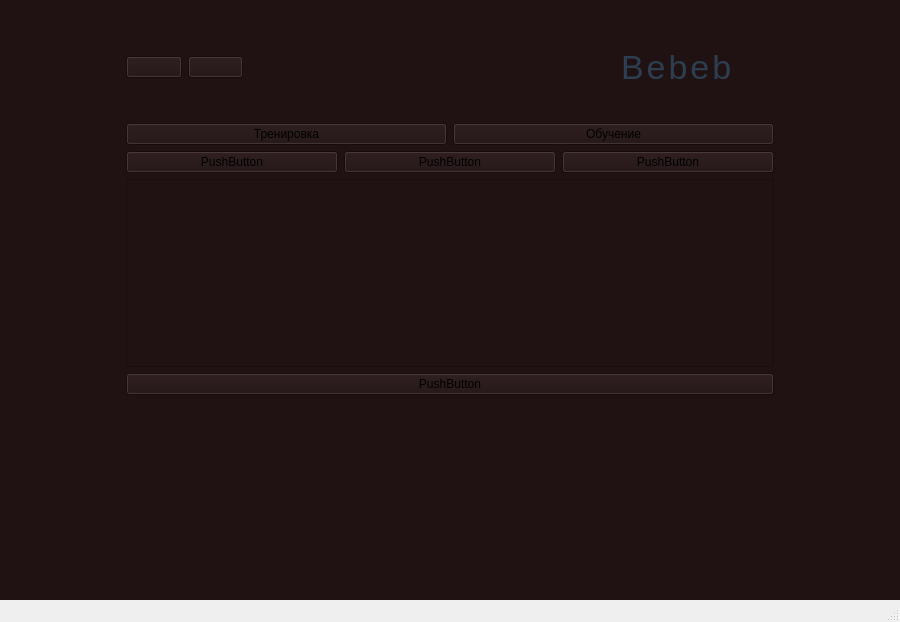
Above: mainwindow.ui from m1ffer/Touch-typing before the change. Below: the same form after it.
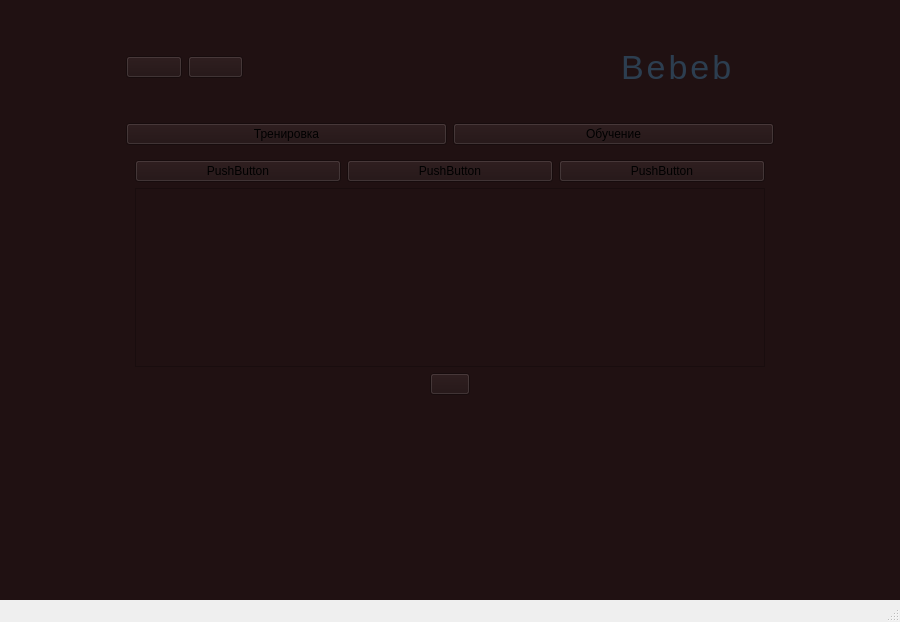
That is the form after the change. Icons and pictures are not drawn. Custom widgets are drawn as their Qt base class.

Commit message: added stacked widget

The edit to the form file:
```diff
--- a/mainwindow.ui
+++ b/mainwindow.ui
@@ -67,26 +67,104 @@
           <item row="0" column="1">
            <layout class="QGridLayout" name="gridLayout_12">
             <item row="2" column="0">
-             <layout class="QGridLayout" name="gridLayout_18">
+             <layout class="QGridLayout" name="gridLayout_14">
               <item row="0" column="0">
-               <widget class="QPushButton" name="pushButton_7">
-                <property name="text">
-                 <string>PushButton</string>
-                </property>
-               </widget>
-              </item>
-              <item row="0" column="1">
-               <widget class="QPushButton" name="pushButton_8">
-                <property name="text">
-                 <string>PushButton</string>
-                </property>
-               </widget>
-              </item>
-              <item row="0" column="2">
-               <widget class="QPushButton" name="pushButton_9">
-                <property name="text">
-                 <string>PushButton</string>
-                </property>
+               <widget class="QStackedWidget" name="stackedWidget_2">
+                <widget class="QWidget" name="page_3">
+                 <layout class="QGridLayout" name="gridLayout_9">
+                  <item row="0" column="0">
+                   <layout class="QGridLayout" name="gridLayout_7" rowstretch="1,10">
+                    <item row="1" column="0">
+                     <layout class="QGridLayout" name="gridLayout_10" rowstretch="5,1,5">
+                      <item row="1" column="0">
+                       <layout class="QGridLayout" name="gridLayout_17" columnstretch="10,1,10">
+                        <item row="0" column="1">
+                         <widget class="ControlButton" name="resetButton">
+                          <property name="text">
+                           <string/>
+                          </property>
+                          <property name="icon">
+                           <iconset resource="resources.qrc">
+                            <normaloff>:/icons/res/resetButton.svg</normaloff>:/icons/res/resetButton.svg</iconset>
+                          </property>
+                         </widget>
+                        </item>
+                        <item row="0" column="0">
+                         <spacer name="horizontalSpacer_4">
+                          <property name="orientation">
+                           <enum>Qt::Orientation::Horizontal</enum>
+                          </property>
+                          <property name="sizeHint" stdset="0">
+                           <size>
+                            <width>40</width>
+                            <height>20</height>
+                           </size>
+                          </property>
+                         </spacer>
+                        </item>
+                        <item row="0" column="2">
+                         <spacer name="horizontalSpacer_5">
+                          <property name="orientation">
+                           <enum>Qt::Orientation::Horizontal</enum>
+                          </property>
+                          <property name="sizeHint" stdset="0">
+                           <size>
+                            <width>40</width>
+                            <height>20</height>
+                           </size>
+                          </property>
+                         </spacer>
+                        </item>
+                       </layout>
+                      </item>
+                      <item row="2" column="0">
+                       <spacer name="verticalSpacer">
+                        <property name="orientation">
+                         <enum>Qt::Orientation::Vertical</enum>
+                        </property>
+                        <property name="sizeHint" stdset="0">
+                         <size>
+                          <width>20</width>
+                          <height>40</height>
+                         </size>
+                        </property>
+                       </spacer>
+                      </item>
+                      <item row="0" column="0">
+                       <widget class="TypingInput" name="typingInput"/>
+                      </item>
+                     </layout>
+                    </item>
+                    <item row="0" column="0">
+                     <layout class="QGridLayout" name="gridLayout_15">
+                      <item row="0" column="1">
+                       <widget class="QPushButton" name="pushButton_2">
+                        <property name="text">
+                         <string>PushButton</string>
+                        </property>
+                       </widget>
+                      </item>
+                      <item row="0" column="0">
+                       <widget class="QPushButton" name="pushButton">
+                        <property name="text">
+                         <string>PushButton</string>
+                        </property>
+                       </widget>
+                      </item>
+                      <item row="0" column="2">
+                       <widget class="QPushButton" name="pushButton_3">
+                        <property name="text">
+                         <string>PushButton</string>
+                        </property>
+                       </widget>
+                      </item>
+                     </layout>
+                    </item>
+                   </layout>
+                  </item>
+                 </layout>
+                </widget>
+                <widget class="QWidget" name="page_4"/>
                </widget>
               </item>
              </layout>
@@ -161,12 +239,6 @@
               </item>
              </layout>
             </item>
-            <item row="3" column="0">
-             <layout class="QGridLayout" name="gridLayout_17"/>
-            </item>
-            <item row="5" column="0">
-             <layout class="QGridLayout" name="gridLayout_14"/>
-            </item>
             <item row="1" column="0">
              <layout class="QGridLayout" name="gridLayout_16">
               <item row="0" column="1">
@@ -185,33 +257,6 @@
               </item>
              </layout>
             </item>
-            <item row="4" column="0">
-             <layout class="QGridLayout" name="gridLayout_15" rowstretch="1,1,1">
-              <item row="1" column="0">
-               <widget class="QPushButton" name="pushButton_10">
-                <property name="text">
-                 <string>PushButton</string>
-                </property>
-               </widget>
-              </item>
-              <item row="2" column="0">
-               <spacer name="verticalSpacer_2">
-                <property name="orientation">
-                 <enum>Qt::Orientation::Vertical</enum>
-                </property>
-                <property name="sizeHint" stdset="0">
-                 <size>
-                  <width>20</width>
-                  <height>40</height>
-                 </size>
-                </property>
-               </spacer>
-              </item>
-              <item row="0" column="0">
-               <widget class="TypingInput" name="typingInput"/>
-              </item>
-             </layout>
-            </item>
            </layout>
           </item>
          </layout>
```
The commit also changes 586 other files.
